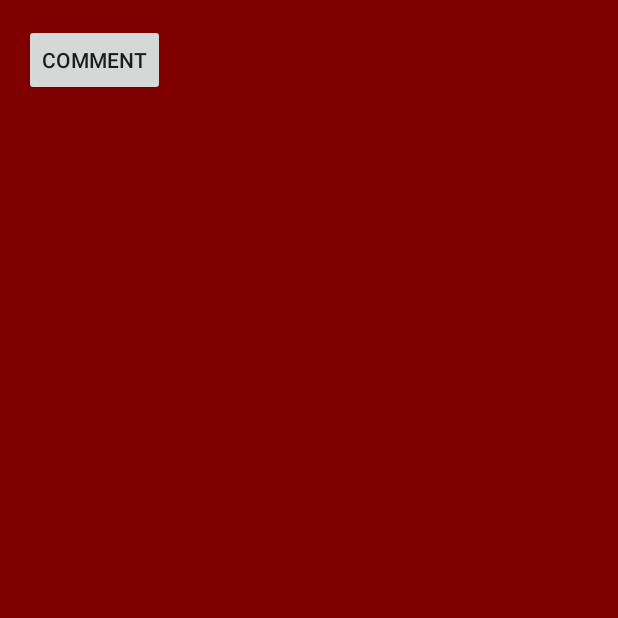
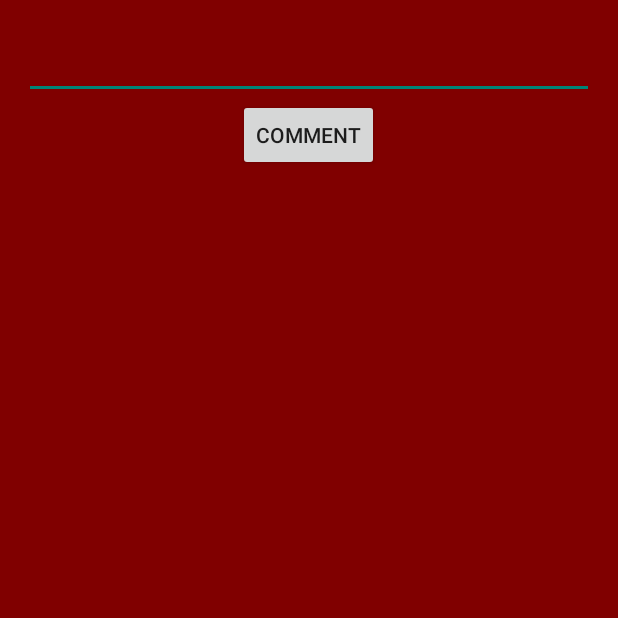
Before and after one commit to mmoookkkk/ICANTEEN, an Android app: the Review screen opened directly, with no data from a screen before it, on a phone screen of 412 x 824 dp, the top half of it. Run offline under Robolectric (Android 15) with nearby library versions, the phone set to English and light mode, and no system bars.

Commit message:
Merge branch 'master' of /Users/phanthilasaengthong/AndroidStudioProjects/ICANTEEN with conflicts.

```diff
--- a/app/src/main/res/layout/content_review.xml
+++ b/app/src/main/res/layout/content_review.xml
@@ -7,17 +7,36 @@
     android:paddingTop="@dimen/activity_vertical_margin"
     android:paddingBottom="@dimen/activity_vertical_margin"
     app:layout_behavior="@string/appbar_scrolling_view_behavior"
+    android:orientation="vertical"
     tools:showIn="@layout/activity_review"
     tools:context="com.example.phanthilasaengthong.icanteen.Review"
     android:background="#800000">
-
+    <EditText android:id="@+id/edit_message"
+        android:layout_width="match_parent"
+        android:layout_height="50dip"
+        android:layout_alignParentTop="true"
+        android:layout_alignParentLeft="true"
+        android:layout_alignParentStart="true" />
     <Button
         android:layout_width="wrap_content"
         android:layout_height="wrap_content"
         android:text="COMMENT"
         android:id="@+id/COMMENT"
-        android:layout_alignParentTop="true"
+        android:onClick="showThankyou"
+        android:layout_below="@+id/edit_message"
+        android:layout_centerHorizontal="true"
+        android:layout_marginBottom="10dip"/>
+
+    <ScrollView
+        android:layout_width="match_parent"
+        android:layout_height="500dip"
+        android:id="@+id/scrollView"
+        android:layout_alignParentBottom="true"
+        android:layout_alignParentRight="true"
+        android:layout_alignParentEnd="true"
         android:layout_alignParentLeft="true"
         android:layout_alignParentStart="true"
-        android:onClick="showThankyou"/>
+        android:layout_below="@+id/COMMENT" />
+
+
 </RelativeLayout>
```
